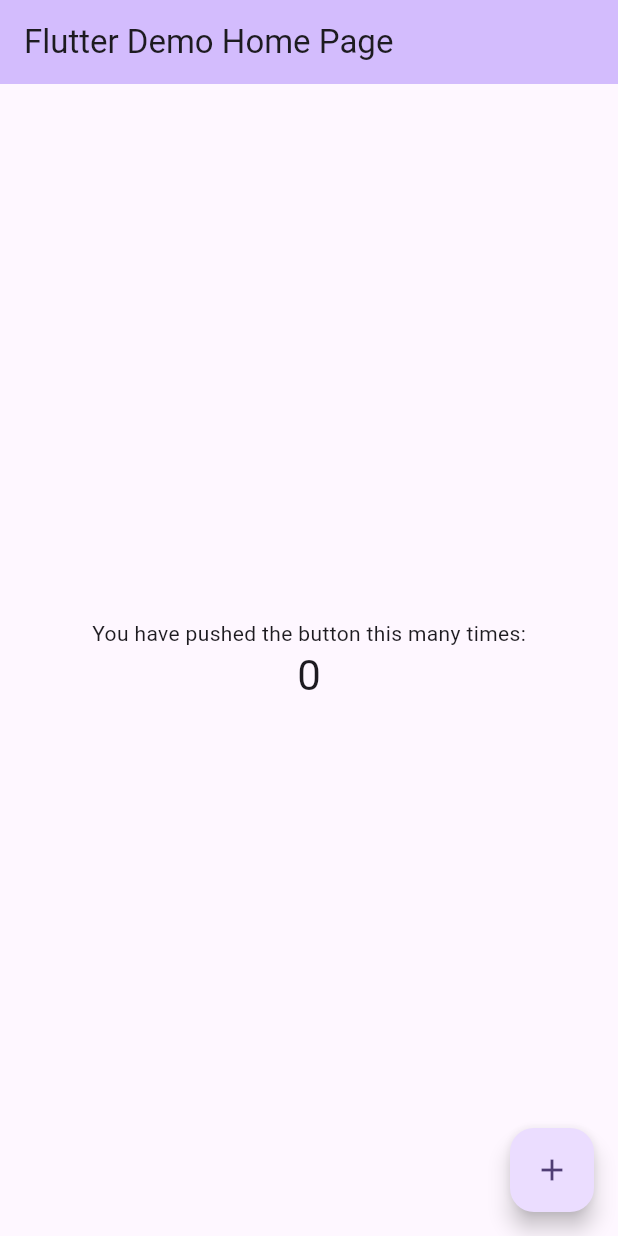
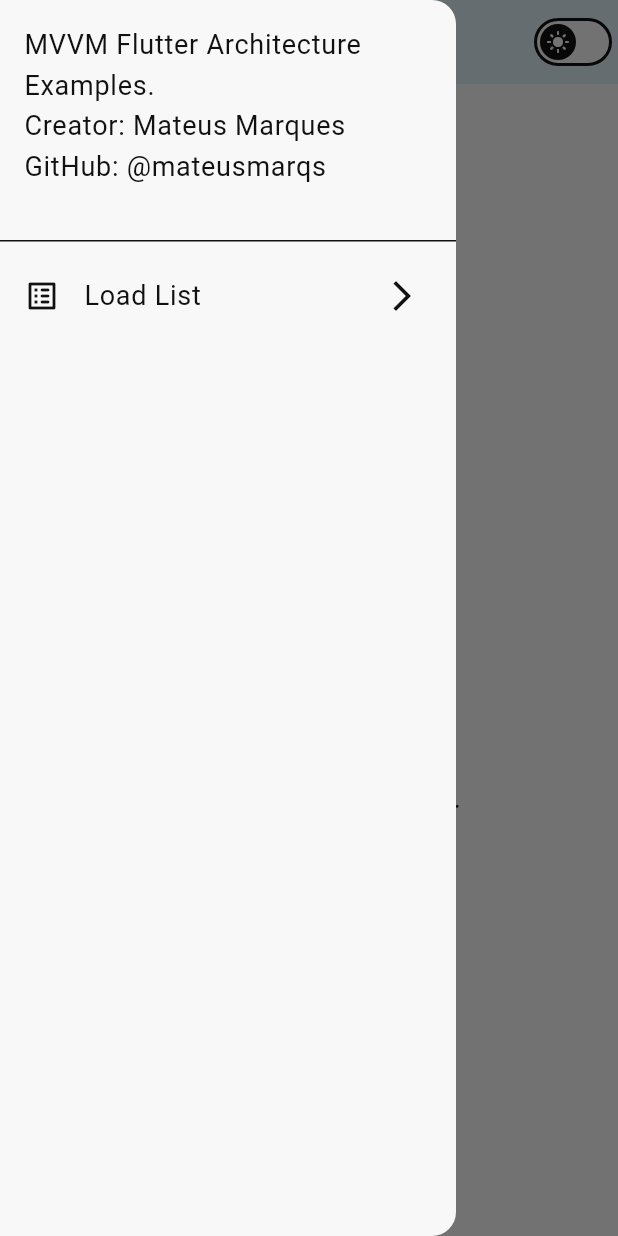
Before and after one commit to mateusmarqs/flutter_architecture_sample_template, a Flutter app: the screen it shows after launch, with the side drawer open (before the commit the screen has no drawer), on a phone screen of 412 x 824 dp. Run offline on Flutter 3.47's test engine with Material 3 defaults, Android fonts, the phone set to English and light mode, and no system bars; our stand-ins replace shared_preferences.

Commit message:
feat: theme and darkmode config

```diff
--- /dev/null
+++ b/lib/core/themes/colors.dart
@@ -0,0 +1,36 @@
+import 'package:flutter/material.dart';
+
+abstract final class AppColors {
+  static const primary = Color(0xFF0297dd);
+  static const secondary = Color(0xFF0d7ad0);
+  static const black = Color.fromARGB(255, 17, 17, 17);
+  static const white = Color(0xFFF8F8F8);
+  static const grey300 = Color(0xFFD6D6D6);
+  static const grey500 = Color(0xFF4D4D4D);
+  static const grey700 = Color(0xFF2E2E2E);
+  static const success = Color(0xFF38CA33);
+  static const error = Color(0xFFC23627);
+  static const backgroundDark = Color.fromARGB(255, 8, 25, 27);
+  static const lightColorScheme = ColorScheme(
+    brightness: Brightness.light,
+    primary: AppColors.primary,
+    onPrimary: AppColors.white,
+    secondary: AppColors.secondary,
+    onSecondary: AppColors.white,
+    surface: AppColors.white,
+    onSurface: AppColors.black,
+    error: AppColors.white,
+    onError: Colors.red,
+  );
+  static const darkColorScheme = ColorScheme(
+    brightness: Brightness.dark,
+    primary: AppColors.primary,
+    onPrimary: AppColors.black,
+    secondary: AppColors.secondary,
+    onSecondary: AppColors.black,
+    surface: AppColors.black,
+    onSurface: AppColors.white,
+    error: AppColors.error,
+    onError: AppColors.black,
+  );
+}
--- /dev/null
+++ b/lib/core/themes/theme.dart
@@ -0,0 +1,56 @@
+import 'package:flutter/material.dart';
+import './colors.dart';
+
+abstract final class AppTheme {
+  static const _textTheme = TextTheme(
+    headlineLarge: TextStyle(fontSize: 32, fontWeight: FontWeight.w500),
+    headlineSmall: TextStyle(fontSize: 18, fontWeight: FontWeight.w400),
+    titleMedium: TextStyle(fontSize: 18, fontWeight: FontWeight.w500),
+    bodyLarge: TextStyle(fontSize: 18, fontWeight: FontWeight.w400),
+    bodyMedium: TextStyle(fontSize: 16, fontWeight: FontWeight.w400),
+    bodySmall: TextStyle(
+      fontSize: 14,
+      fontWeight: FontWeight.w400,
+      color: AppColors.grey500,
+    ),
+    labelSmall: TextStyle(
+      fontSize: 10,
+      fontWeight: FontWeight.w500,
+      color: AppColors.grey500,
+    ),
+    labelLarge: TextStyle(
+      fontSize: 18,
+      fontWeight: FontWeight.w400,
+      color: AppColors.grey500,
+    ),
+  );
+
+  static const _inputDecorationTheme = InputDecorationTheme(
+    hintStyle: TextStyle(
+      color: AppColors.grey500,
+      fontSize: 18.0,
+      fontWeight: FontWeight.w400,
+    ),
+  );
+
+  static const _appBarTheme = AppBarTheme(
+    titleSpacing: 5,
+    elevation: 5,
+  );
+
+  static ThemeData lightTheme = ThemeData(
+    brightness: Brightness.light,
+    colorScheme: AppColors.lightColorScheme,
+    textTheme: _textTheme,
+    inputDecorationTheme: _inputDecorationTheme,
+    appBarTheme: _appBarTheme,
+  );
+
+  static ThemeData darkTheme = ThemeData(
+    brightness: Brightness.dark,
+    colorScheme: AppColors.darkColorScheme,
+    textTheme: _textTheme,
+    inputDecorationTheme: _inputDecorationTheme,
+    appBarTheme: _appBarTheme,
+  );
+}
--- /dev/null
+++ b/lib/data/repositories/theme/theme_repository.dart
@@ -0,0 +1,7 @@
+import 'package:flutter/material.dart';
+import 'package:flutter_architecture_sample_template/utils/result.dart';
+
+abstract class ThemeRepository extends ChangeNotifier {
+  Future<bool> get darkModeEnabled;
+  Future<Result<void>> saveDarkMode({required bool darkMode});
+}
--- a/lib/main.dart
+++ b/lib/main.dart
@@ -1,127 +1,45 @@
 import 'package:flutter/material.dart';
+import 'package:flutter_architecture_sample_template/core/dependeces.dart';
+import 'package:flutter_architecture_sample_template/core/themes/theme.dart';
+import 'package:flutter_architecture_sample_template/main_viewmodel.dart';
+import 'package:flutter_architecture_sample_template/ui/home/home_screen.dart';
+import 'package:provider/provider.dart';
 
 void main() {
-  runApp(const MyApp());
+  runApp(
+    MultiProvider(providers: providers, child: const MainApp()),
+  );
 }
 
-class MyApp extends StatelessWidget {
-  const MyApp({super.key});
+class MainApp extends StatefulWidget {
+  const MainApp({super.key});
 
-  // This widget is the root of your application.
   @override
-  Widget build(BuildContext context) {
-    final x = 1;
+  State<MainApp> createState() => _MainAppState();
+}
+
+class _MainAppState extends State<MainApp> {
+  @override
+  void initState() {
+    super.initState();
+    _load();
+  }
+
+  void _load() async {
+    final viewModel = context.read<MainViewModel>();
+    await viewModel.load();
+  }
+
+  @override
+  Widget build(final BuildContext context) {
+    final viewModel = context.watch<MainViewModel>();
 
     return MaterialApp(
-      title: 'Flutter Demo',
-      theme: ThemeData(
-        // This is the theme of your application.
-        //
-        // TRY THIS: Try running your application with "flutter run". You'll see
-        // the application has a purple toolbar. Then, without quitting the app,
-        // try changing the seedColor in the colorScheme below to Colors.green
-        // and then invoke "hot reload" (save your changes or press the "hot
-        // reload" button in a Flutter-supported IDE, or press "r" if you used
-        // the command line to start the app).
-        //
-        // Notice that the counter didn't reset back to zero; the application
-        // state is not lost during the reload. To reset the state, use hot
-        // restart instead.
-        //
-        // This works for code too, not just values: Most code changes can be
-        // tested with just a hot reload.
-        colorScheme: ColorScheme.fromSeed(seedColor: Colors.deepPurple),
-        useMaterial3: true,
-      ),
-      home: const MyHomePage(title: 'Flutter Demo Home Page'),
+      title: 'Flutter Architecture Sample Template',
+      theme:
+          viewModel.darkModeEnabled ? AppTheme.darkTheme : AppTheme.lightTheme,
+      home: HomeScreen(viewModel: context.read()),
+      debugShowCheckedModeBanner: false,
     );
   }
 }
-
-class MyHomePage extends StatefulWidget {
-  const MyHomePage({super.key, required this.title});
-
-  // This widget is the home page of your application. It is stateful, meaning
-  // that it has a State object (defined below) that contains fields that affect
-  // how it looks.
-
-  // This class is the configuration for the state. It holds the values (in this
-  // case the title) provided by the parent (in this case the App widget) and
-  // used by the build method of the State. Fields in a Widget subclass are
-  // always marked "final".
-
-  final String title;
-
-  @override
-  State<MyHomePage> createState() => _MyHomePageState();
-}
-
-class _MyHomePageState extends State<MyHomePage> {
-  int _counter = 0;
-
-  void _incrementCounter() {
-    setState(() {
-      // This call to setState tells the Flutter framework that something has
-      // changed in this State, which causes it to rerun the build method below
-      // so that the display can reflect the updated values. If we changed
-      // _counter without calling setState(), then the build method would not be
-      // called again, and so nothing would appear to happen.
-      _counter++;
-    });
-  }
-
-  @override
-  Widget build(BuildContext context) {
-    // This method is rerun every time setState is called, for instance as done
-    // by the _incrementCounter method above.
-    //
-    // The Flutter framework has been optimized to make rerunning build methods
-    // fast, so that you can just rebuild anything that needs updating rather
-    // than having to individually change instances of widgets.
-    return Scaffold(
-      appBar: AppBar(
-        // TRY THIS: Try changing the color here to a specific color (to
-        // Colors.amber, perhaps?) and trigger a hot reload to see the AppBar
-        // change color while the other colors stay the same.
-        backgroundColor: Theme.of(context).colorScheme.inversePrimary,
-        // Here we take the value from the MyHomePage object that was created by
-        // the App.build method, and use it to set our appbar title.
-        title: Text(widget.title),
-      ),
-      body: Center(
-        // Center is a layout widget. It takes a single child and positions it
-        // in the middle of the parent.
-        child: Column(
-          // Column is also a layout widget. It takes a list of children and
-          // arranges them vertically. By default, it sizes itself to fit its
-          // children horizontally, and tries to be as tall as its parent.
-          //
-          // Column has various properties to control how it sizes itself and
-          // how it positions its children. Here we use mainAxisAlignment to
-          // center the children vertically; the main axis here is the vertical
-          // axis because Columns are vertical (the cross axis would be
-          // horizontal).
-          //
-          // TRY THIS: Invoke "debug painting" (choose the "Toggle Debug Paint"
-          // action in the IDE, or press "p" in the console), to see the
-          // wireframe for each widget.
-          mainAxisAlignment: MainAxisAlignment.center,
-          children: <Widget>[
-            const Text(
-              'You have pushed the button this many times:',
-            ),
-            Text(
-              '$_counter',
-              style: Theme.of(context).textTheme.headlineMedium,
-            ),
-          ],
-        ),
-      ),
-      floatingActionButton: FloatingActionButton(
-        onPressed: _incrementCounter,
-        tooltip: 'Increment',
-        child: const Icon(Icons.add),
-      ), // This trailing comma makes auto-formatting nicer for build methods.
-    );
-  }
-}
--- /dev/null
+++ b/lib/main_viewmodel.dart
@@ -0,0 +1,37 @@
+import 'package:flutter/material.dart';
+import 'package:flutter_architecture_sample_template/data/repositories/theme/theme_repository.dart';
+
+class MainViewModel extends ChangeNotifier {
+
+  MainViewModel({
+    required ThemeRepository themeRepository,
+  }) : _themeRepository = themeRepository {
+    _themeRepository.addListener(() {
+      notifyListeners();
+    });
+  }
+
+  final ThemeRepository _themeRepository;
+
+  bool? _darkModeEnabled;
+
+  bool get darkModeEnabled => _darkModeEnabled ?? false;
+
+  Future<void> load() async {
+    _darkModeEnabled = await _themeRepository.darkModeEnabled;
+    _themeRepository.addListener(_listner);
+    notifyListeners();
+  }
+
+  _listner() async {
+    _darkModeEnabled = await _themeRepository.darkModeEnabled;
+    notifyListeners();
+  }
+
+  @override
+  void dispose() {
+    _themeRepository.removeListener(_listner);
+    _themeRepository.dispose();
+    super.dispose();
+  }
+}
--- /dev/null
+++ b/lib/ui/home/home_screen.dart
@@ -0,0 +1,68 @@
+import 'package:flutter/material.dart';
+import 'package:flutter_architecture_sample_template/ui/home/home_viewmodel.dart';
+import 'package:flutter_architecture_sample_template/ui/home/widgets/custom_drawer.dart';
+
+class HomeScreen extends StatefulWidget {
+  const HomeScreen({super.key, required this.viewModel});
+
+  final HomeViewModel viewModel;
+
+  @override
+  State<HomeScreen> createState() => _HomeScreenState();
+}
+
+class _HomeScreenState extends State<HomeScreen> {
+  @override
+  void initState() {
+    super.initState();
+    widget.viewModel.load();
+  }
+
+  @override
+  void dispose() {
+    widget.viewModel.dispose();
+    super.dispose();
+  }
+
+  @override
+  Widget build(BuildContext context) {
+    return Scaffold(
+      appBar: AppBar(
+        title: const Text('Flutter Template'),
+        actions: [
+          Switch(
+            value: widget.viewModel.darkModeEnabled,
+            thumbIcon: WidgetStateProperty.all(
+              widget.viewModel.darkModeEnabled
+                  ? const Icon(Icons.dark_mode, color: Colors.white,)
+                  : const Icon(Icons.light_mode),
+            ),
+            onChanged: (value) {
+              widget.viewModel.setDarkMode(darkMode: value);
+            },
+          ),
+        ],
+      ),
+      drawer: const CustomDrawer(),
+      body: SizedBox(
+        width: double.infinity,
+        child: Column(
+          mainAxisAlignment: MainAxisAlignment.center,
+          crossAxisAlignment: CrossAxisAlignment.center,
+          children: <Widget>[
+            Image.asset(
+              'assets/png/logo-template-light.png',
+              width: 250,
+              height: 250,
+            ),
+            const Text(
+              'Home Screen Counter',
+              style: TextStyle(fontSize: 20),
+            ),
+            const FilledButton(onPressed: null, child: Text('Navegar'))
+          ],
+        ),
+      ),
+    );
+  }
+}
--- /dev/null
+++ b/lib/ui/home/home_viewmodel.dart
@@ -0,0 +1,36 @@
+import 'package:flutter/material.dart';
+import 'package:flutter_architecture_sample_template/data/repositories/theme/theme_repository.dart';
+
+class HomeViewModel extends ChangeNotifier {
+  HomeViewModel({
+    required ThemeRepository themeRepository,
+  })  : _themeRepository = themeRepository;
+
+
+  final ThemeRepository _themeRepository;
+
+  bool _darkModeEnabled = false;
+
+  bool get darkModeEnabled => _darkModeEnabled;
+
+  Future<void> setDarkMode({required bool darkMode}) async {
+    await _themeRepository.saveDarkMode(darkMode: darkMode);
+  }
+
+  Future<void> load() async {
+    _darkModeEnabled = await _themeRepository.darkModeEnabled;
+    _themeRepository.addListener(_listner);
+    notifyListeners();
+  }
+
+  Future<void> _listner() async {
+    _darkModeEnabled = await _themeRepository.darkModeEnabled;
+    notifyListeners();
+  }
+
+  @override
+  void dispose() {
+    _themeRepository.removeListener(_listner);
+    super.dispose();
+  }
+}
--- /dev/null
+++ b/lib/ui/home/widgets/custom_drawer.dart
@@ -0,0 +1,34 @@
+import 'package:flutter/material.dart';
+
+class CustomDrawer extends StatelessWidget {
+  const CustomDrawer({super.key});
+
+  @override
+  Widget build(BuildContext context) {
+    return Drawer(
+        child: ListView(
+          padding: EdgeInsets.zero,
+          children: <Widget>[
+            const DrawerHeader(
+              child: Column(
+                crossAxisAlignment: CrossAxisAlignment.start,
+                children: [
+                  Text('MVVM Flutter Architecture Examples.'),
+                  Text('Creator: Mateus Marques'),
+                  Text('GitHub: @mateusmarqs'),
+                ],
+              ),
+            ),
+            ListTile(
+              trailing: const Icon(Icons.arrow_forward_ios),
+              title: const Text('Load List'),
+              leading: const Icon(Icons.list_alt_rounded),
+              onTap: () {
+                Navigator.pop(context);
+              },
+            ),
+          ],
+        ),
+      );
+  }
+}
```
Also changed, not shown: lib/core/dependeces.dart (added, +28 -0 lines), lib/core/themes/dimensions.dart (added, +61 -0 lines), lib/data/repositories/theme/theme_repository_local.dart (added, +49 -0 lines), lib/data/services/shared_preferences_service.dart (added, +25 -0 lines), assets/png/logo-template-dark.png (added), assets/png/logo-template-light.png (added), 1 other file.
